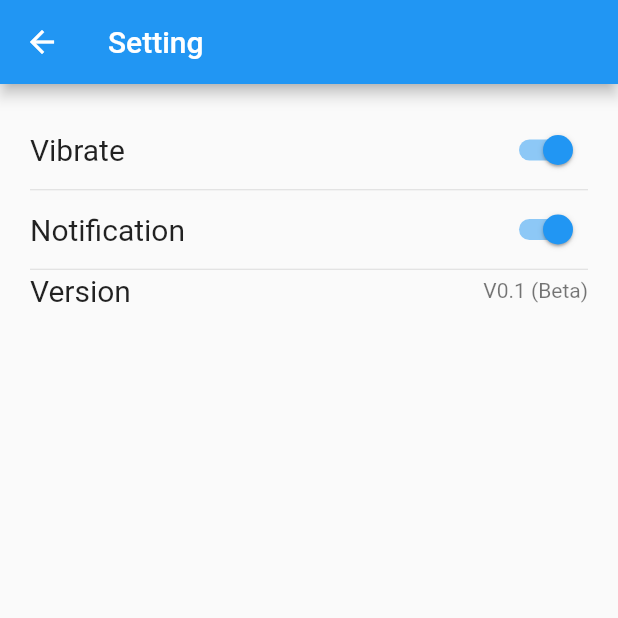
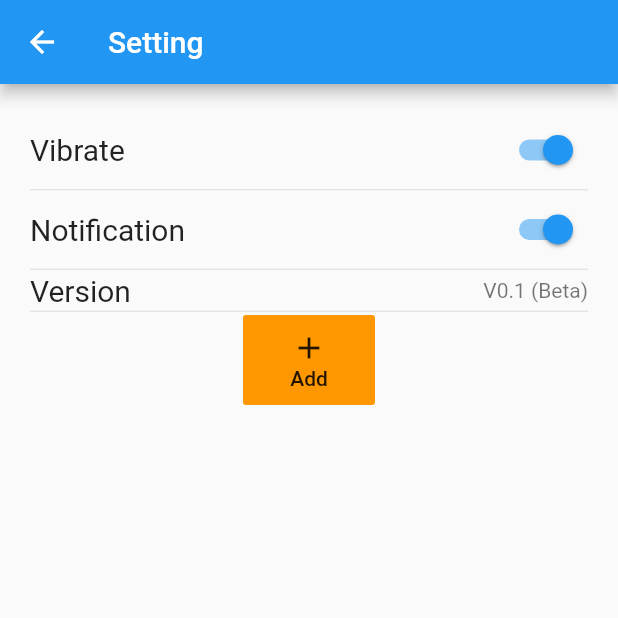
Before and after one commit to NaMLiM/Maskerku-flutter, a Flutter app: the Setting screen opened directly, on a phone screen of 412 x 824 dp, the top half of it. Run offline on Flutter 3.47's test engine with Material 2 defaults, Android fonts, the phone set to English and light mode, and no system bars.

Commit message:
some improvement

```diff
--- a/lib/page/setting.dart
+++ b/lib/page/setting.dart
@@ -57,7 +57,22 @@ class _SettingState extends State<Setting>{
                   Text('Version', style: TextStyle(fontSize: 20),),
                   Text('V0.1 (Beta)', style: TextStyle(color: Colors.black54),)
                 ],
-              )
+              ),
+              Divider(
+                //Line
+                height: 5.0,
+              ),
+              FlatButton(
+                onPressed: () => {},
+                color: Colors.orange,
+                padding: EdgeInsets.all(10.0),
+                child: Column( // Replace with a Row for horizontal icon + text
+                  children: <Widget>[
+                    Icon(Icons.add),
+                    Text("Add")
+                  ],
+                ),
+              ),
             ],
           )
         ),
```
Also changed, not shown: lib/page/home.dart (+17 -3 lines), assets/choose-your-design.png, assets/create-your-mask.png.
